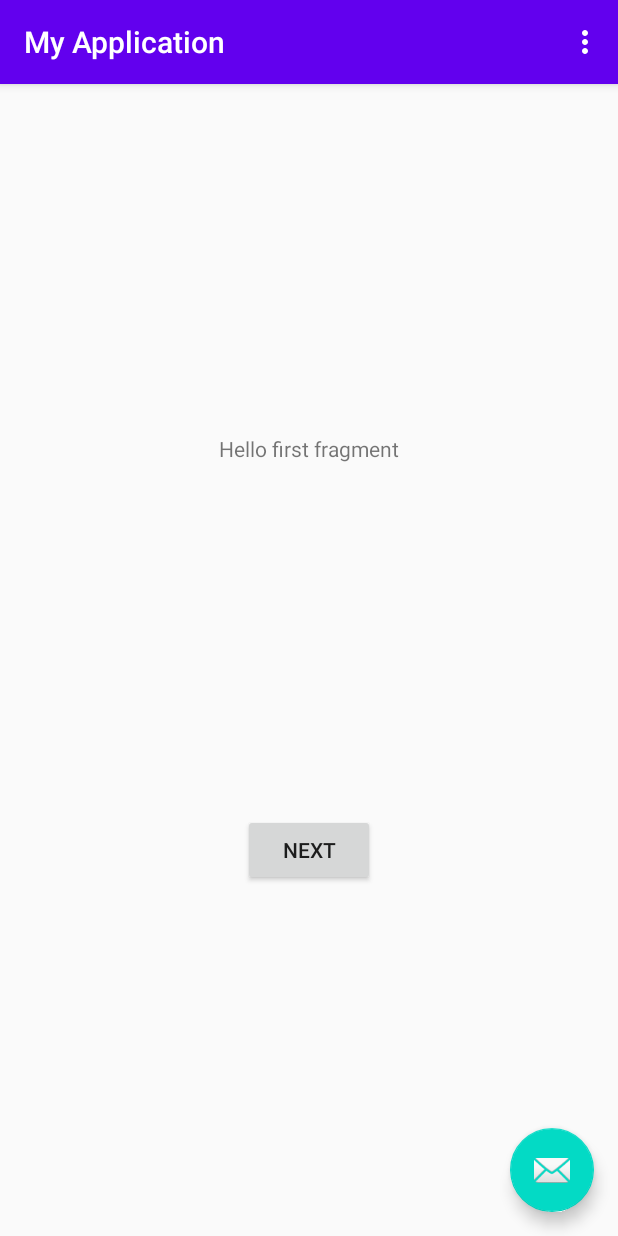
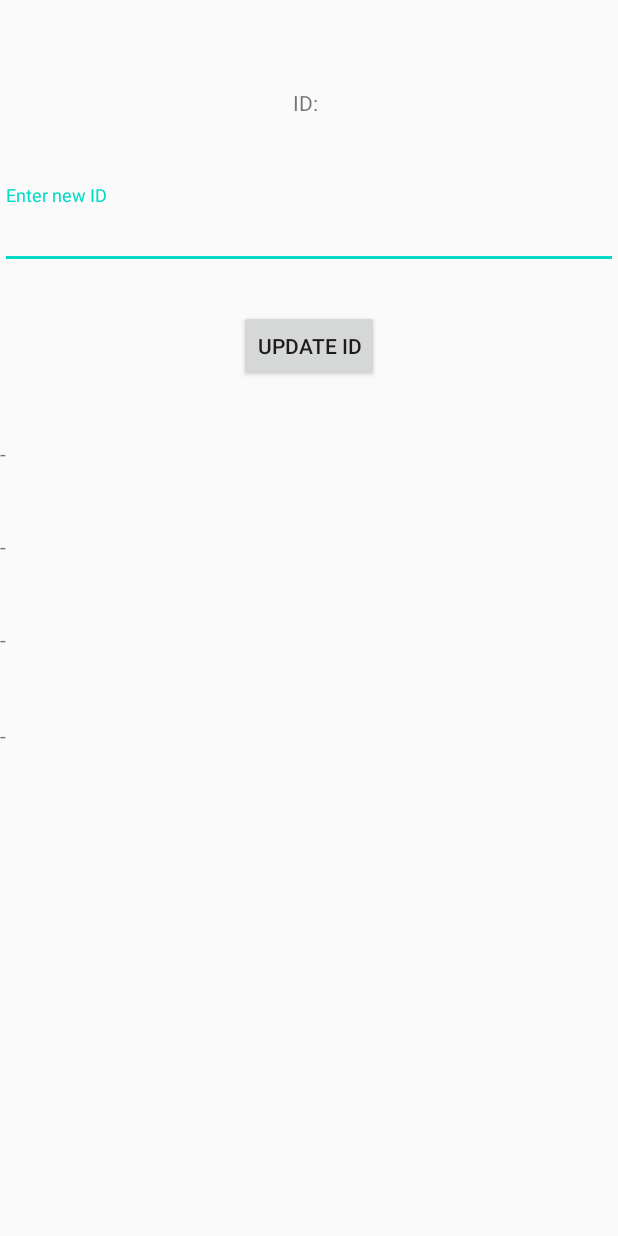
Before and after one commit to totolacky/bluetooth-small-scale, an Android app: the screen it shows after launch (MainActivity), on a phone screen of 412 x 824 dp. Run offline under Robolectric (Android 15) with nearby library versions, the phone set to English and light mode, and no system bars.

Commit message:
Create template

```diff
--- a/app/build.gradle
+++ b/app/build.gradle
@@ -8,7 +8,7 @@ android {
 
     defaultConfig {
         applicationId "com.bluetooth.smallscale"
-        minSdkVersion 16
+        minSdkVersion 23
         targetSdkVersion 30
         versionCode 1
         versionName "1.0"
--- a/app/src/main/AndroidManifest.xml
+++ b/app/src/main/AndroidManifest.xml
@@ -9,6 +9,7 @@
         android:roundIcon="@mipmap/ic_launcher_round"
         android:supportsRtl="true"
         android:theme="@style/AppTheme">
+
         <activity
             android:name=".MainActivity"
             android:label="@string/app_name"
@@ -21,4 +22,13 @@
         </activity>
     </application>
 
+    <uses-permission android:name="android.permission.BLUETOOTH"/>
+    <uses-permission android:name="android.permission.BLUETOOTH_ADMIN"/>
+    <uses-permission android:name="android.permission.WRITE_EXTERNAL_STORAGE"/>
+    <uses-permission android:name="android.permission.READ_EXTERNAL_STORAGE"/>
+
+    <!-- Required only if your app isn't using the Device Companion Manager. -->
+    <uses-permission android:name="android.permission.ACCESS_FINE_LOCATION" />
+    <uses-feature android:name="android.hardware.bluetooth_le" android:required="true"/>
+
 </manifest>
--- a/app/src/main/java/com/bluetooth/smallscale/MainActivity.kt
+++ b/app/src/main/java/com/bluetooth/smallscale/MainActivity.kt
@@ -1,23 +1,70 @@
 package com.bluetooth.smallscale
 
 import android.os.Bundle
-import com.google.android.material.floatingactionbutton.FloatingActionButton
-import com.google.android.material.snackbar.Snackbar
-import androidx.appcompat.app.AppCompatActivity
+import android.os.Environment
+import android.util.Log
 import android.view.Menu
 import android.view.MenuItem
+import android.view.View
+import android.widget.Button
+import android.widget.TextView
+import androidx.appcompat.app.AppCompatActivity
+import androidx.core.app.ActivityCompat
+import com.google.android.material.snackbar.Snackbar
+import com.google.android.material.textfield.TextInputEditText
+import java.io.File
+import java.io.FileOutputStream
+
 
 class MainActivity : AppCompatActivity() {
+
+    private var deviceId: String = ""
+    private val FILE_NAME: String = "EncounterLog.txt"
 
     override fun onCreate(savedInstanceState: Bundle?) {
         super.onCreate(savedInstanceState)
         setContentView(R.layout.activity_main)
-        setSupportActionBar(findViewById(R.id.toolbar))
 
-        findViewById<FloatingActionButton>(R.id.fab).setOnClickListener { view ->
-            Snackbar.make(view, "Replace with your own action", Snackbar.LENGTH_LONG)
+        // Check for permissions
+        var reqPermissions: Array<String> = arrayOf(android.Manifest.permission.READ_EXTERNAL_STORAGE, android.Manifest.permission.WRITE_EXTERNAL_STORAGE)
+        ActivityCompat.requestPermissions(this, reqPermissions, 0)
+
+        findViewById<Button>(R.id.update_id_button).setOnClickListener {
+            deviceId = findViewById<TextInputEditText>(R.id.newId).text.toString()
+            findViewById<TextView>(R.id.deviceIdText).text = "ID: "+deviceId
+            writeFile(it, FILE_NAME, "hahahahahahahaha")
+            pushMsg(deviceId)
+            Snackbar.make(it, deviceId, Snackbar.LENGTH_LONG)
                     .setAction("Action", null).show()
         }
+    }
+
+    fun isExternalStorageWritable(): Boolean {
+        return if(Environment.MEDIA_MOUNTED.equals(Environment.getExternalStorageState())) {
+            Log.i("State","Yes, it is writable!")
+            true
+        } else {
+            false
+        }
+    }
+
+    // Write the given message to /Download/fname
+    fun writeFile(view: View, fname: String, msg: String) {
+        if(isExternalStorageWritable()) {
+            val newMsg: String = "\n"+msg
+            var myFile: File = File(Environment.getExternalStoragePublicDirectory(Environment.DIRECTORY_DOWNLOADS), fname)
+            var fstream: FileOutputStream = FileOutputStream(myFile, true)
+            fstream.write(newMsg.toByteArray())
+            fstream.close()
+        }
+    }
+
+    // Write the given message to the top of the message log
+    fun pushMsg(msg: String) {
+        findViewById<TextView>(R.id.recentMeg4).text = findViewById<TextView>(R.id.recentMeg3).text
+        findViewById<TextView>(R.id.recentMeg3).text = findViewById<TextView>(R.id.recentMeg2).text
+        findViewById<TextView>(R.id.recentMeg2).text = findViewById<TextView>(R.id.recentMeg1).text
+        findViewById<TextView>(R.id.recentMeg1).text = msg
     }
 
     override fun onCreateOptionsMenu(menu: Menu): Boolean {
--- a/app/src/main/res/layout/activity_main.xml
+++ b/app/src/main/res/layout/activity_main.xml
@@ -6,28 +6,99 @@
     android:layout_height="match_parent"
     tools:context=".MainActivity">
 
-    <com.google.android.material.appbar.AppBarLayout
+    <androidx.constraintlayout.widget.ConstraintLayout
+        android:id="@+id/constraintLayout"
         android:layout_width="match_parent"
-        android:layout_height="wrap_content"
-        android:theme="@style/AppTheme.AppBarOverlay">
+        android:layout_height="match_parent">
 
-        <androidx.appcompat.widget.Toolbar
-            android:id="@+id/toolbar"
+        <TextView
+            android:id="@+id/deviceIdText"
+            android:layout_width="wrap_content"
+            android:layout_height="wrap_content"
+            android:text="ID: "
+            app:layout_constraintBottom_toBottomOf="parent"
+            app:layout_constraintEnd_toEndOf="parent"
+            app:layout_constraintHorizontal_bias="0.498"
+            app:layout_constraintStart_toStartOf="parent"
+            app:layout_constraintTop_toTopOf="parent"
+            app:layout_constraintVertical_bias="0.073" />
+
+        <com.google.android.material.textfield.TextInputLayout
+            android:id="@+id/textInputLayout"
             android:layout_width="match_parent"
-            android:layout_height="?attr/actionBarSize"
-            android:background="?attr/colorPrimary"
-            app:popupTheme="@style/AppTheme.PopupOverlay" />
+            android:layout_height="wrap_content"
+            app:layout_constraintBottom_toBottomOf="parent"
+            app:layout_constraintEnd_toEndOf="parent"
+            app:layout_constraintStart_toStartOf="parent"
+            app:layout_constraintTop_toBottomOf="@+id/deviceIdText"
+            app:layout_constraintVertical_bias="0.066">
 
-    </com.google.android.material.appbar.AppBarLayout>
+            <com.google.android.material.textfield.TextInputEditText
+                android:id="@+id/newId"
+                android:layout_width="match_parent"
+                android:layout_height="wrap_content"
+                android:hint="Enter new ID" />
+        </com.google.android.material.textfield.TextInputLayout>
 
-    <include layout="@layout/content_main" />
+        <Button
+            android:id="@+id/update_id_button"
+            android:layout_width="wrap_content"
+            android:layout_height="wrap_content"
+            android:text="Update ID"
+            app:layout_constraintBottom_toBottomOf="parent"
+            app:layout_constraintEnd_toEndOf="parent"
+            app:layout_constraintStart_toStartOf="parent"
+            app:layout_constraintTop_toBottomOf="@+id/textInputLayout"
+            app:layout_constraintVertical_bias="0.046" />
 
-    <com.google.android.material.floatingactionbutton.FloatingActionButton
-        android:id="@+id/fab"
-        android:layout_width="wrap_content"
-        android:layout_height="wrap_content"
-        android:layout_gravity="bottom|end"
-        android:layout_margin="@dimen/fab_margin"
-        app:srcCompat="@android:drawable/ic_dialog_email" />
+        <TextView
+            android:id="@+id/recentMeg1"
+            android:layout_width="match_parent"
+            android:layout_height="38dp"
+            android:text="-"
+            app:layout_constraintBottom_toBottomOf="parent"
+            app:layout_constraintEnd_toEndOf="parent"
+            app:layout_constraintHorizontal_bias="0.483"
+            app:layout_constraintStart_toStartOf="parent"
+            app:layout_constraintTop_toBottomOf="@+id/update_id_button"
+            app:layout_constraintVertical_bias="0.072" />
+
+        <TextView
+            android:id="@+id/recentMeg2"
+            android:layout_width="match_parent"
+            android:layout_height="38dp"
+            android:text="-"
+            app:layout_constraintBottom_toBottomOf="parent"
+            app:layout_constraintEnd_toEndOf="parent"
+            app:layout_constraintHorizontal_bias="0.483"
+            app:layout_constraintStart_toStartOf="parent"
+            app:layout_constraintTop_toBottomOf="@+id/recentMeg1"
+            app:layout_constraintVertical_bias="0.052" />
+
+        <TextView
+            android:id="@+id/recentMeg3"
+            android:layout_width="match_parent"
+            android:layout_height="38dp"
+            android:text="-"
+            app:layout_constraintBottom_toBottomOf="parent"
+            app:layout_constraintEnd_toEndOf="parent"
+            app:layout_constraintHorizontal_bias="0.516"
+            app:layout_constraintStart_toStartOf="parent"
+            app:layout_constraintTop_toBottomOf="@+id/recentMeg2"
+            app:layout_constraintVertical_bias="0.061" />
+
+        <TextView
+            android:id="@+id/recentMeg4"
+            android:layout_width="match_parent"
+            android:layout_height="38dp"
+            android:text="-"
+            app:layout_constraintBottom_toBottomOf="parent"
+            app:layout_constraintEnd_toEndOf="parent"
+            app:layout_constraintHorizontal_bias="0.516"
+            app:layout_constraintStart_toStartOf="parent"
+            app:layout_constraintTop_toBottomOf="@+id/recentMeg3"
+            app:layout_constraintVertical_bias="0.078" />
+
+    </androidx.constraintlayout.widget.ConstraintLayout>
 
 </androidx.coordinatorlayout.widget.CoordinatorLayout>
```
